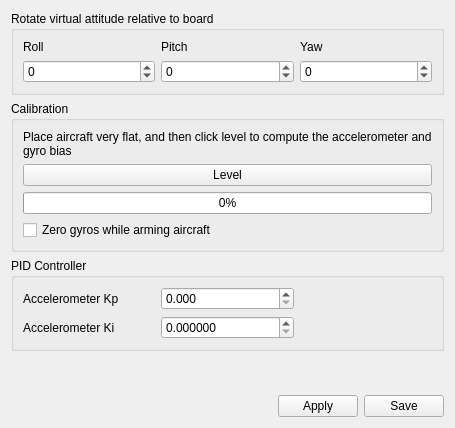
Before: the Qt Designer form ground/openpilotgcs/src/plugins/config/ccattitude.ui in TauLabs/TauLabs, drawn with Qt 5.
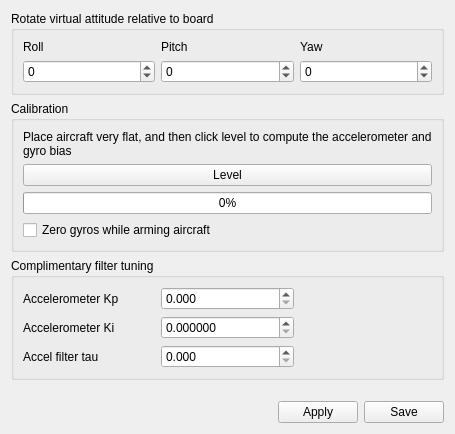
After: the same form once the commit is applied. Icons and pictures are not drawn.

Commit message: GCS: Add the AccelTau parameter to the attitude page and remove the attitude settings from stabilization

Patch:
```diff
--- a/ground/openpilotgcs/src/plugins/config/ccattitude.ui
+++ b/ground/openpilotgcs/src/plugins/config/ccattitude.ui
@@ -7,7 +7,7 @@
     <x>0</x>
     <y>0</y>
     <width>455</width>
-    <height>428</height>
+    <height>434</height>
    </rect>
   </property>
   <property name="windowTitle">
@@ -219,7 +219,7 @@
       </sizepolicy>
      </property>
      <property name="title">
-      <string>PID Controller</string>
+      <string>Complimentary filter tuning</string>
      </property>
      <layout class="QGridLayout" name="gridLayout_3">
       <item row="1" column="0">
@@ -281,6 +281,20 @@
         </property>
        </widget>
       </item>
+      <item row="2" column="0">
+       <widget class="QLabel" name="label_7">
+        <property name="text">
+         <string>Accel filter tau</string>
+        </property>
+       </widget>
+      </item>
+      <item row="2" column="1">
+       <widget class="QDoubleSpinBox" name="AccelTau">
+        <property name="decimals">
+         <number>3</number>
+        </property>
+       </widget>
+      </item>
      </layout>
     </widget>
    </item>
```
The commit also changes 2 other files.
